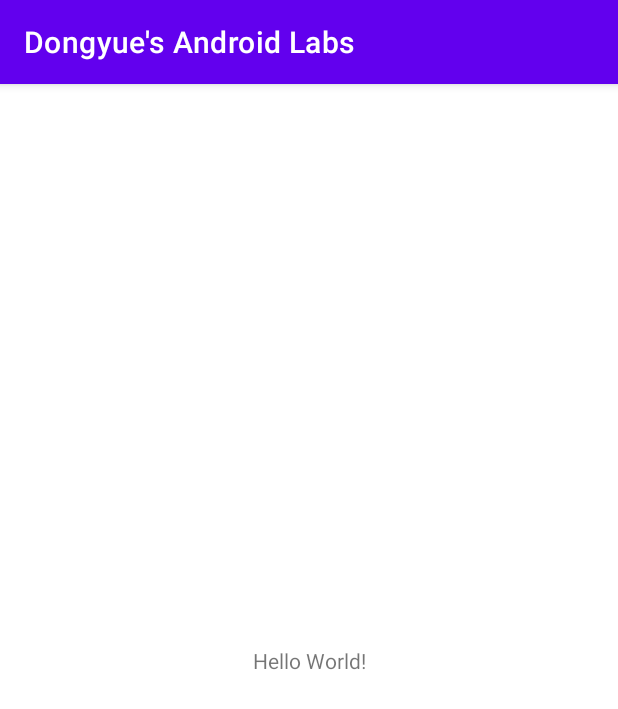
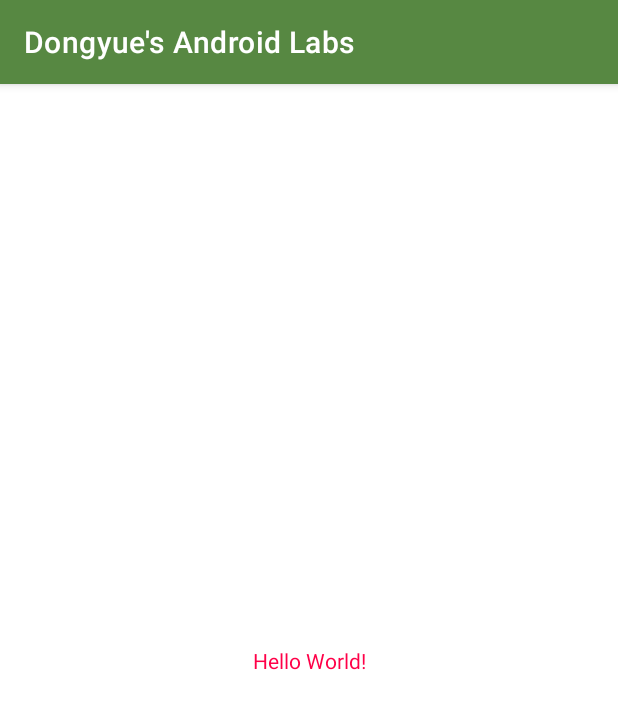
Before and after one commit to dongyue-zhang/MyAndroidLabs, an Android app: the screen it shows after launch (MainActivity), on a phone screen of 412 x 824 dp. Shown: the top 709 px of the screen. Run offline under Robolectric (Android 15) with nearby library versions, the phone set to English and light mode, and no system bars.

Commit message:
second commit: changed the icon and theme colors

```diff
--- a/app/src/main/AndroidManifest.xml
+++ b/app/src/main/AndroidManifest.xml
@@ -7,9 +7,8 @@
         android:allowBackup="true"
         android:dataExtractionRules="@xml/data_extraction_rules"
         android:fullBackupContent="@xml/backup_rules"
-        android:icon="@mipmap/ic_launcher"
+        android:icon="@drawable/app_icon"
         android:label="@string/app_name"
-        android:roundIcon="@mipmap/ic_launcher_round"
         android:supportsRtl="true"
         android:theme="@style/Theme.DongyuesAndroidLabs"
         tools:targetApi="31">
--- a/app/src/main/res/mipmap-anydpi-v26/ic_launcher.xml
+++ /dev/null
@@ -1,5 +0,0 @@
-<?xml version="1.0" encoding="utf-8"?>
-<adaptive-icon xmlns:android="http://schemas.android.com/apk/res/android">
-    <background android:drawable="@drawable/ic_launcher_background" />
-    <foreground android:drawable="@drawable/ic_launcher_foreground" />
-</adaptive-icon>
--- a/app/src/main/res/mipmap-anydpi-v26/ic_launcher_round.xml
+++ /dev/null
@@ -1,5 +0,0 @@
-<?xml version="1.0" encoding="utf-8"?>
-<adaptive-icon xmlns:android="http://schemas.android.com/apk/res/android">
-    <background android:drawable="@drawable/ic_launcher_background" />
-    <foreground android:drawable="@drawable/ic_launcher_foreground" />
-</adaptive-icon>
--- a/app/src/main/res/values-night/themes.xml
+++ b/app/src/main/res/values-night/themes.xml
@@ -2,15 +2,15 @@
     <!-- Base application theme. -->
     <style name="Theme.DongyuesAndroidLabs" parent="Theme.MaterialComponents.DayNight.DarkActionBar">
         <!-- Primary brand color. -->
-        <item name="colorPrimary">@color/purple_200</item>
-        <item name="colorPrimaryVariant">@color/purple_700</item>
+        <item name="colorPrimary">@color/colorPrimary</item>
+<!--        <item name="colorPrimaryVariant">@color/purple_700</item>-->
         <item name="colorOnPrimary">@color/black</item>
         <!-- Secondary brand color. -->
-        <item name="colorSecondary">@color/teal_200</item>
-        <item name="colorSecondaryVariant">@color/teal_200</item>
+        <item name="colorSecondary">@color/colorSecondary</item>
+<!--        <item name="colorSecondaryVariant">@color/teal_200</item>-->
         <item name="colorOnSecondary">@color/black</item>
         <!-- Status bar color. -->
-        <item name="android:statusBarColor" tools:targetApi="l">?attr/colorPrimaryVariant</item>
+        <item name="android:statusBarColor" tools:targetApi="l">@color/statusBarColor</item>
         <!-- Customize your theme here. -->
     </style>
 </resources>
--- a/app/src/main/res/values/colors.xml
+++ b/app/src/main/res/values/colors.xml
@@ -1,8 +1,12 @@
 <?xml version="1.0" encoding="utf-8"?>
 <resources>
-    <color name="purple_200">#FFBB86FC</color>
-    <color name="purple_500">#FF6200EE</color>
-    <color name="purple_700">#FF3700B3</color>
+    <color name="my_primary">#578842</color>
+    <color name="my_secondary">#8A6937</color>
+    <color name="my_statusbar">#FFFD66</color>
+    <color name="my_text">#FF0048</color>
+    <color name="colorPrimary">#3A5A2B</color>
+    <color name="colorSecondary">#705021</color>
+    <color name="statusBarColor">#AFAE43</color>
     <color name="teal_200">#FF03DAC5</color>
     <color name="teal_700">#FF018786</color>
     <color name="black">#FF000000</color>
--- a/app/src/main/res/values/themes.xml
+++ b/app/src/main/res/values/themes.xml
@@ -2,15 +2,16 @@
     <!-- Base application theme. -->
     <style name="Theme.DongyuesAndroidLabs" parent="Theme.MaterialComponents.DayNight.DarkActionBar">
         <!-- Primary brand color. -->
-        <item name="colorPrimary">@color/purple_500</item>
-        <item name="colorPrimaryVariant">@color/purple_700</item>
+        <item name="colorPrimary">@color/my_primary</item>
+<!--        <item name="colorPrimaryVariant">@color/purple_700</item>-->
         <item name="colorOnPrimary">@color/white</item>
         <!-- Secondary brand color. -->
-        <item name="colorSecondary">@color/teal_200</item>
-        <item name="colorSecondaryVariant">@color/teal_700</item>
+        <item name="colorSecondary">@color/my_secondary</item>
+<!--        <item name="colorSecondaryVariant">@color/teal_700</item>-->
         <item name="colorOnSecondary">@color/black</item>
         <!-- Status bar color. -->
-        <item name="android:statusBarColor" tools:targetApi="l">?attr/colorPrimaryVariant</item>
+        <item name="android:statusBarColor" tools:targetApi="l">@color/my_statusbar</item>
         <!-- Customize your theme here. -->
+        <item name="android:textColor">@color/my_text</item>
     </style>
 </resources>
```
Also changed, not shown: app/src/main/res/drawable/app_icon.png (added), app/src/main/res/mipmap-hdpi/ic_launcher.webp (deleted), app/src/main/res/mipmap-hdpi/ic_launcher_round.webp (deleted), app/src/main/res/mipmap-mdpi/ic_launcher.webp (deleted), app/src/main/res/mipmap-mdpi/ic_launcher_round.webp (deleted), app/src/main/res/mipmap-xhdpi/ic_launcher.webp (deleted), app/src/main/res/mipmap-xhdpi/ic_launcher_round.webp (deleted), app/src/main/res/mipmap-xxhdpi/ic_launcher.webp (deleted), app/src/main/res/mipmap-xxhdpi/ic_launcher_round.webp (deleted), app/src/main/res/mipmap-xxxhdpi/ic_launcher.webp (deleted), app/src/main/res/mipmap-xxxhdpi/ic_launcher_round.webp (deleted).
